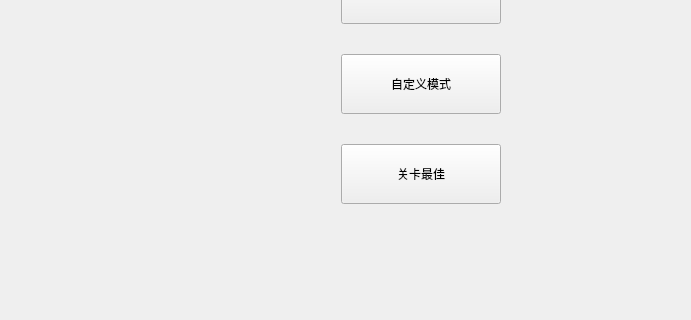
CHEN20060804/huarongdao, file startpage.ui: the form before one commit; both pictures show x 0 to 691 and y 280 to 600 of the 850 by 600 pixel window.
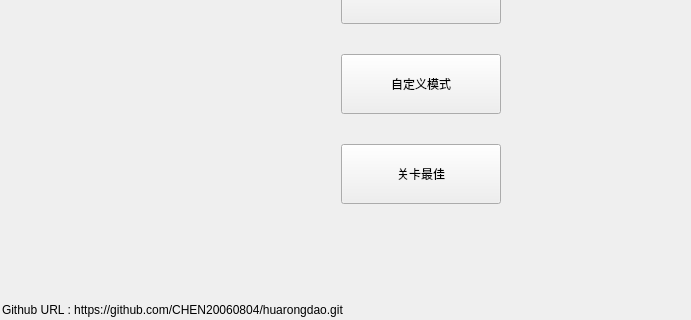
The form after the commit. Custom widgets are drawn as their Qt base class.

Diff of the .ui file:
```diff
--- a/startpage.ui
+++ b/startpage.ui
@@ -109,6 +109,19 @@
     <string>自定义模式</string>
    </property>
   </widget>
+  <widget class="QLabel" name="label">
+   <property name="geometry">
+    <rect>
+     <x>2</x>
+     <y>582</y>
+     <width>531</width>
+     <height>16</height>
+    </rect>
+   </property>
+   <property name="text">
+    <string>Github URL : https://github.com/CHEN20060804/huarongdao.git</string>
+   </property>
+  </widget>
  </widget>
  <customwidgets>
   <customwidget>
```
